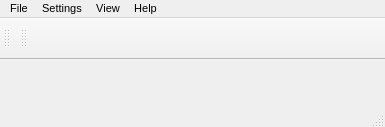
Qt form Homer/forms/MainWindow.ui (Homer-Conferencing/Homer-Conferencing) before a commit.
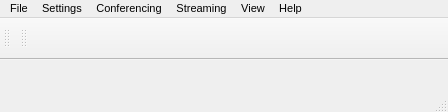
The same form after that commit. Icons and pictures are not drawn.

Commit message: - added: allow to toggle visibility of A/V controls - added: allow to toggle visibility of status bar - added: various GUI layout and usability improvements - added: new "Streaming" menu in main menu - added: new "Conferencing" menu in main menu - code cleanup

Diff of the .ui file:
```diff
--- a/Homer/forms/MainWindow.ui
+++ b/Homer/forms/MainWindow.ui
@@ -9,8 +9,8 @@
    <rect>
     <x>0</x>
     <y>0</y>
-    <width>385</width>
-    <height>127</height>
+    <width>448</width>
+    <height>112</height>
    </rect>
   </property>
   <property name="font">
@@ -43,8 +43,8 @@
     <rect>
      <x>0</x>
      <y>0</y>
-     <width>385</width>
-     <height>23</height>
+     <width>448</width>
+     <height>22</height>
     </rect>
    </property>
    <widget class="QMenu" name="mMenuSettings">
@@ -131,8 +131,26 @@
     </property>
     <addaction name="mActionExit"/>
    </widget>
+   <widget class="QMenu" name="mMenuStreaming">
+    <property name="title">
+     <string>Streaming</string>
+    </property>
+   </widget>
+   <widget class="QMenu" name="mMenuConferencing">
+    <property name="title">
+     <string>Conferencing</string>
+    </property>
+    <widget class="QMenu" name="mMenuOnlineStatus">
+     <property name="title">
+      <string>Online status</string>
+     </property>
+    </widget>
+    <addaction name="mMenuOnlineStatus"/>
+   </widget>
    <addaction name="mMenuFile"/>
    <addaction name="mMenuSettings"/>
+   <addaction name="mMenuConferencing"/>
+   <addaction name="mMenuStreaming"/>
    <addaction name="mMenuWindows"/>
    <addaction name="mMenuHomer"/>
   </widget>
```
Left out of the diff: 66 changed lines with no effect on the pictures. The commit also changes 16 other files.
